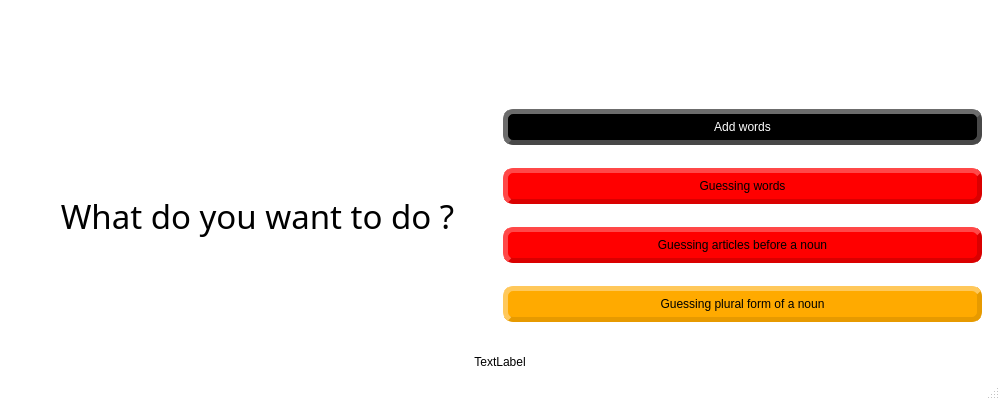
This is mainwindow.ui in dalmagathe/Vokabellernen as Qt 5 draws it before an edit. The edited form follows.
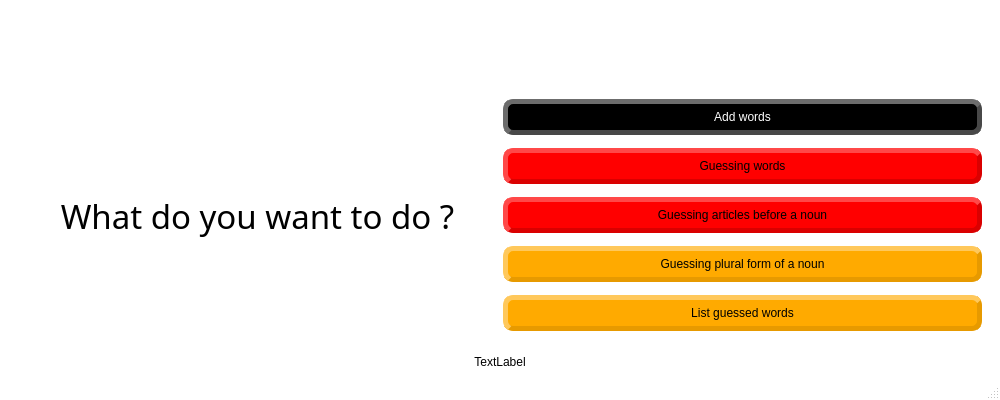
This is the edited form. The open tabs and pages were chosen to show the change. Icons and pictures are not drawn.

Commit message: New UI to display guessed word.

What changed in the file:
```diff
--- a/mainwindow.ui
+++ b/mainwindow.ui
@@ -495,6 +495,28 @@
             </property>
            </widget>
           </item>
+          <item>
+           <widget class="QPushButton" name="pushButton">
+            <property name="styleSheet">
+             <string notr="true">QPushButton {
+    background-color: rgb(255, 170, 0);
+    border-style: outset;
+    border-width: 5px;
+    border-radius: 10px;
+    border-color: rgb(231, 154, 0);
+    padding: 6px;
+	font: 75 12pt &quot;Script MT Bold&quot;;
+}
+QPushButton:pressed {
+    background-color:rgb(231, 154, 0);
+    border-style: inset;
+}</string>
+            </property>
+            <property name="text">
+             <string>List guessed words</string>
+            </property>
+           </widget>
+          </item>
          </layout>
         </item>
        </layout>
```
Left out of the diff: 2 changed lines with no effect on the pictures. The commit also changes 10 other files.
